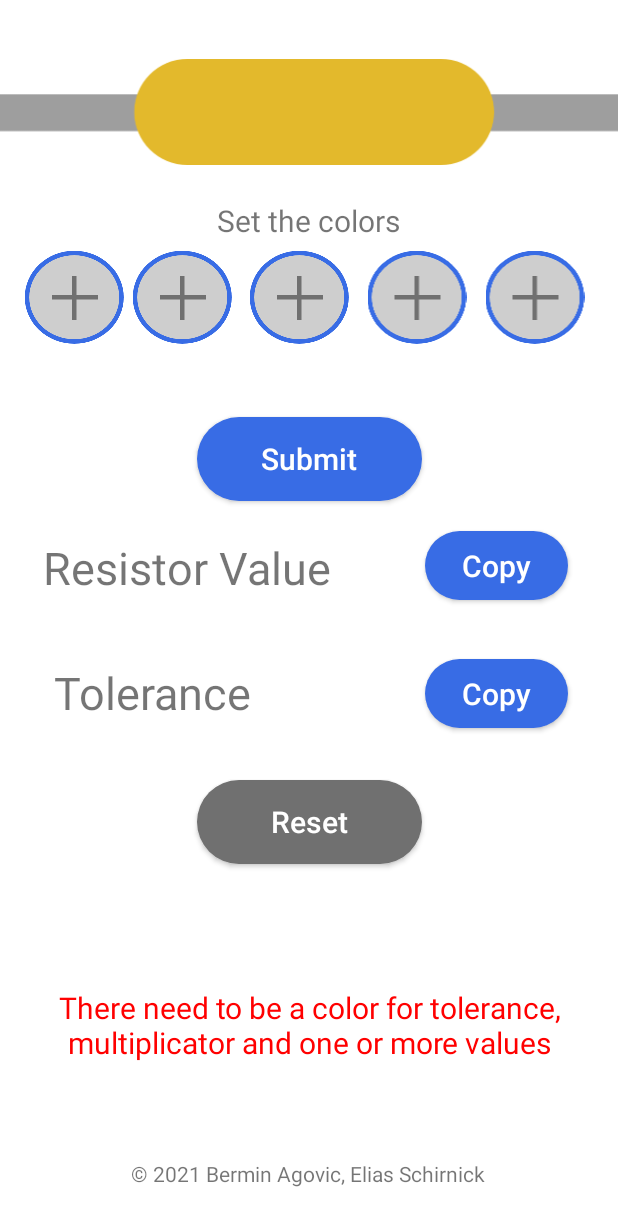
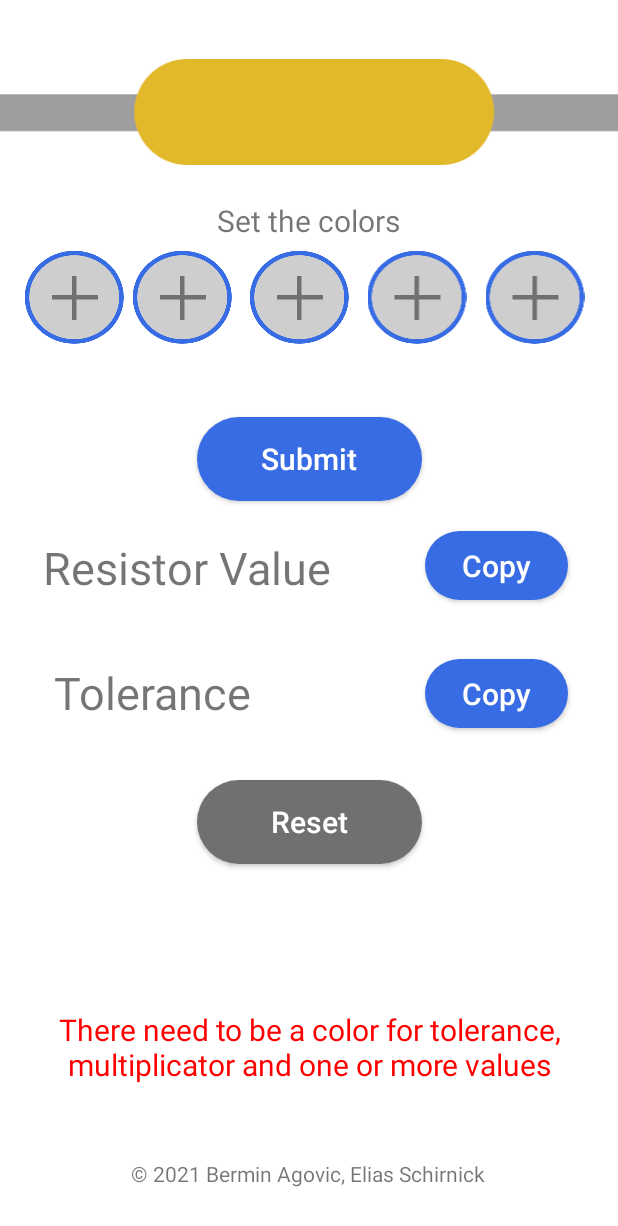
Before and after one commit to eschirni/WiderstandscodeApp, an Android app: the screen it shows after launch (MainActivity), after a tap on "Submit", on a phone screen of 412 x 824 dp. Shown: the top 1226 px of the screen. Run offline under Robolectric (Android 15) with nearby library versions, the phone set to English and light mode, and no system bars.

Commit message:
Fehlermeldung fix? + copy button deutsch

```diff
--- a/app/src/main/res/layout/activity_main.xml
+++ b/app/src/main/res/layout/activity_main.xml
@@ -51,8 +51,8 @@
 
     <TextView
         android:id="@+id/tv_issue"
-        android:layout_width="400dp"
-        android:layout_height="90dp"
+        android:layout_width="wrap_content"
+        android:layout_height="wrap_content"
         android:gravity="center"
         android:textColor="#FF0000"
         android:textSize="@dimen/issue_size"
```
Also changed, not shown: 1 other file.
